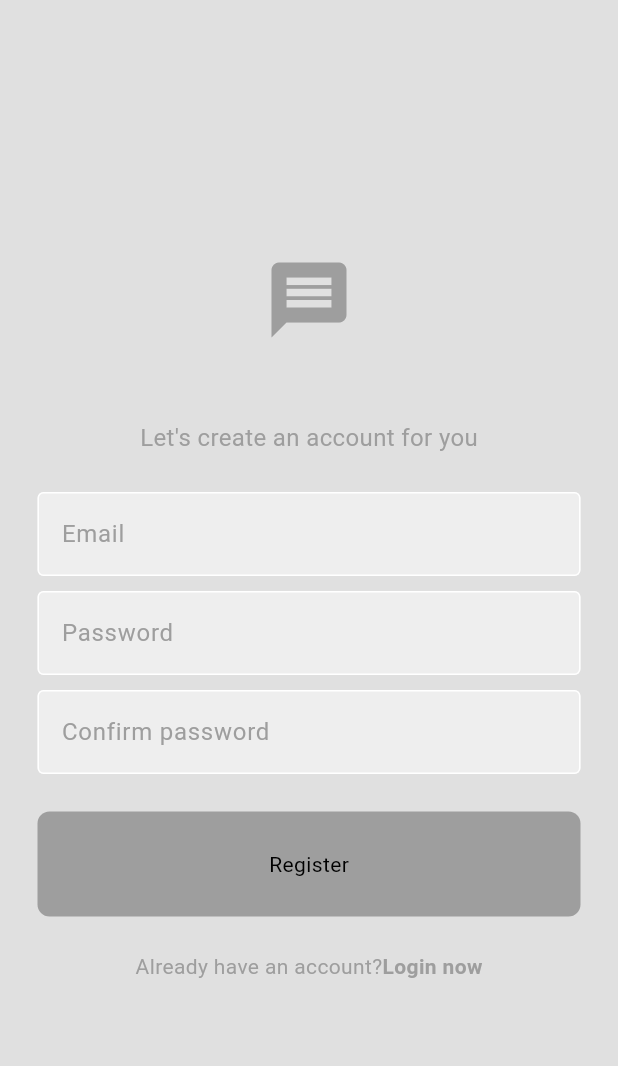
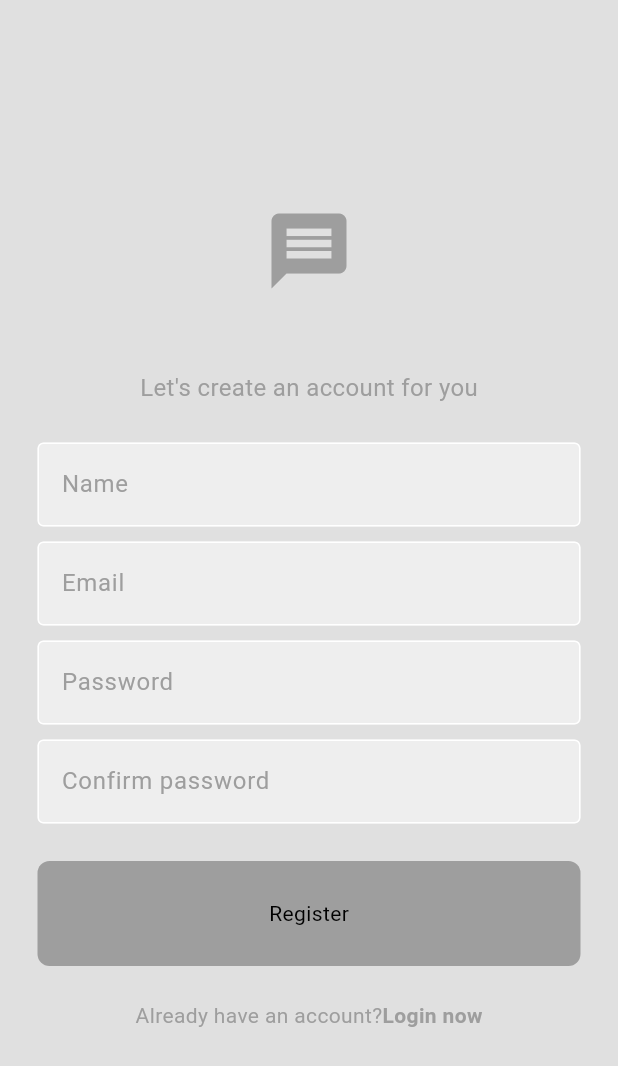
Before and after one commit to mhd-Muhsinn/Chat-Me, a Flutter app: the screen it shows after launch, after a tap on "Register now", after a tap on "Register", on a phone screen of 412 x 824 dp. Shown: the top 1066 px of the screen. Run offline on Flutter 3.47's test engine with Material 3 defaults, Android fonts, the phone set to English and light mode, and no system bars; our stand-ins replace cloud_firestore, firebase_auth, firebase_core; accounts and stored records are empty; network calls fail.

```diff
--- a/lib/pages/register_page.dart
+++ b/lib/pages/register_page.dart
@@ -6,6 +6,7 @@ import 'package:flutter/material.dart';
 class RegisterPage extends StatelessWidget {
   //email and pw controllers
   final TextEditingController _emailController = TextEditingController();
+  final TextEditingController _nameController = TextEditingController();
   final TextEditingController _pwController = TextEditingController();
   final TextEditingController _confirmpwController = TextEditingController();
 
@@ -17,7 +18,7 @@ class RegisterPage extends StatelessWidget {
     if (_pwController.text == _confirmpwController.text) {
       try {
         _auth.signUpWithEmailPassword(
-            _emailController.text, _pwController.text);
+            _emailController.text, _pwController.text,_nameController.text);
       } catch (e) {
         showDialog(context: context, builder: (context) => AlertDialog(
           title: Text(e.toString()),
@@ -71,6 +72,11 @@ class RegisterPage extends StatelessWidget {
   Widget _buildLoginForm(BuildContext context) {
     return Column(
       children: [
+      MyTextfield(
+            hintText: "Name",
+            obscureText: false,
+            controller: _nameController),
+        const SizedBox(height: 10),
         MyTextfield(
             hintText: "Email",
             obscureText: false,
--- a/lib/services/auth/auth_service.dart
+++ b/lib/services/auth/auth_service.dart
@@ -1,8 +1,15 @@
+import 'package:cloud_firestore/cloud_firestore.dart';
 import 'package:firebase_auth/firebase_auth.dart';
 
 class AuthService {
-  //instance of auth
+  //instance of auth & firestore
   final FirebaseAuth _auth = FirebaseAuth.instance;
+  final FirebaseFirestore _firestore = FirebaseFirestore.instance;
+
+  //get current user
+  User? getCurrentUser() {
+    return _auth.currentUser;
+  }
 
   //sign in
   Future<UserCredential> signInWithEmailPassword(
@@ -19,10 +26,17 @@ class AuthService {
 
   //sign up
   Future<UserCredential> signUpWithEmailPassword(
-      String email, String password) async {
+      String email, String password,String name) async {
     try {
+      //creating user
       UserCredential usercredential = await _auth
           .createUserWithEmailAndPassword(email: email, password: password);
+
+      //saving usr info in doc
+      _firestore
+          .collection("Users")
+          .doc(usercredential.user!.uid)
+          .set({'uid': usercredential.user!.uid,'name':name,'email': email,});
       return usercredential;
     } on FirebaseAuthException catch (e) {
       throw Exception(e.code);
--- a/lib/services/chat/chat_service.dart
+++ b/lib/services/chat/chat_service.dart
@@ -15,5 +15,10 @@ class ChatService {
   }
 
 //send message
+// Future<void> sendMessage(String receiverId, Message){
+
+
+
+// }
 //get messages
 }
```
Also changed, not shown: lib/components/user_tile.dart (added, +35 -0 lines), lib/pages/chat_page.dart (added, +17 -0 lines), lib/pages/home_page.dart (+53 -4 lines).
